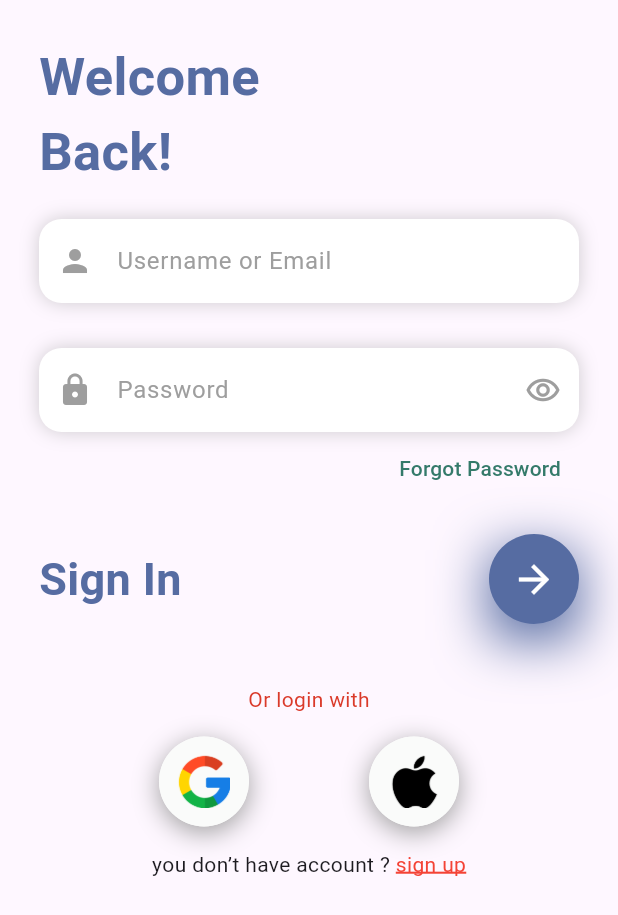
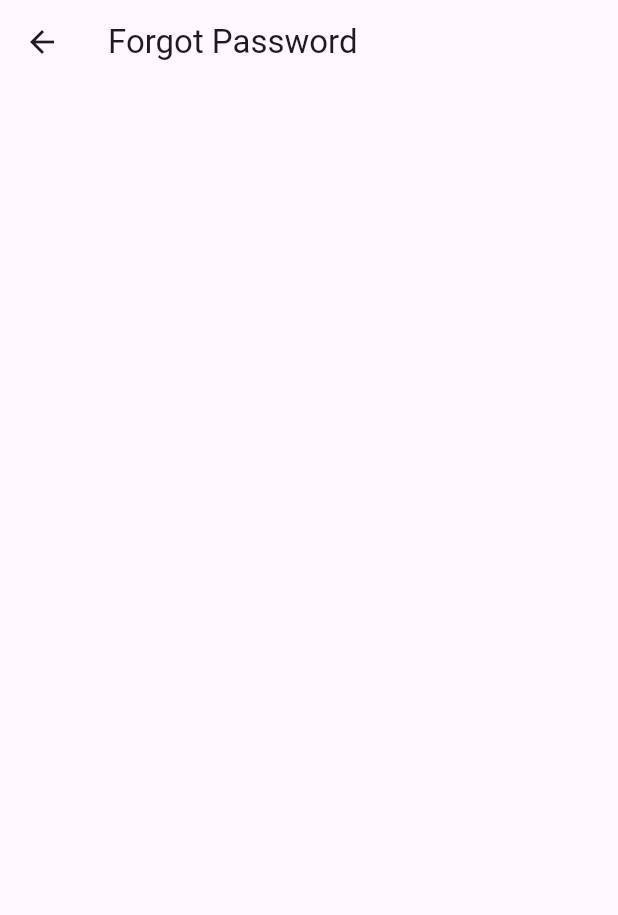
Before and after one commit to Marwanhoo/dr_pharma, a Flutter app: the LoginScreen screen opened directly, after a tap on "Forgot Password", on a phone screen of 412 x 824 dp. Shown: the top 915 px of the screen. Run offline on Flutter 3.47's test engine with Material 3 defaults, Android fonts, the phone set to English and light mode, and no system bars; our stand-ins replace dotted_border, dotted_line, smooth_page_indicator; missing offline and left inert: dash_flags.

Commit message:
edit navigator, add forgot password screen, add obsecure text

```diff
--- /dev/null
+++ b/lib/features/forgot_password/forgot_password_screen.dart
@@ -0,0 +1,14 @@
+import 'package:flutter/material.dart';
+
+class ForgotPasswordScreen extends StatelessWidget {
+  const ForgotPasswordScreen({super.key});
+
+  @override
+  Widget build(BuildContext context) {
+    return Scaffold(
+      appBar: AppBar(
+        title: const Text("Forgot Password"),
+      ),
+    );
+  }
+}
--- a/lib/features/login/login_screen.dart
+++ b/lib/features/login/login_screen.dart
@@ -1,4 +1,6 @@
 import 'package:flutter/material.dart';
+import 'package:flutter_drpharma_2/features/forgot_password/forgot_password_screen.dart';
+import 'package:flutter_drpharma_2/features/signup/signup_screen.dart';
 import 'package:flutter_drpharma_2/widgets/CustomRow.dart';
 import 'package:flutter_drpharma_2/widgets/CustomTextFormField.dart';
 
@@ -38,11 +40,14 @@ class LoginScreen extends StatelessWidget {
                 prefixIcon: Icons.lock,
                 hintText: "Password",
                 suffixIcon: Icons.remove_red_eye_outlined,
+                obscureText: true,
               ),
               Align(
                 alignment: Alignment.centerRight,
                 child: TextButton(
-                  onPressed: () {},
+                  onPressed: () {
+                    Navigator.of(context).push(MaterialPageRoute(builder: (_)=> const ForgotPasswordScreen()));
+                  },
                   child: const Text(
                     "Forgot Password",
                     style: TextStyle(
@@ -56,7 +61,9 @@ class LoginScreen extends StatelessWidget {
               ),
               CustomRow(
                 text: "Sign In",
-                onPressed: () {},
+                onPressed: () {
+
+                },
               ),
               const SizedBox(
                 height: 40,
@@ -134,11 +141,11 @@ class LoginScreen extends StatelessWidget {
                   InkWell(
                     borderRadius: BorderRadius.circular(2),
                     onTap: () {
-                      // Navigator.of(context).push(
-                      //   MaterialPageRoute(
-                      //     builder: (_) => const SignUpScreen(),
-                      //   ),
-                      // );
+                      Navigator.of(context).push(
+                        MaterialPageRoute(
+                          builder: (_) => const SignUpScreen(),
+                        ),
+                      );
                     },
                     child: const Text(
                       "sign up",
--- a/lib/features/signup/signup_screen.dart
+++ b/lib/features/signup/signup_screen.dart
@@ -1,5 +1,6 @@
 import 'package:flutter/material.dart';
 import 'package:dash_flags/dash_flags.dart';
+import 'package:flutter_drpharma_2/features/signup/create_account_screen.dart';
 import 'package:flutter_drpharma_2/widgets/CustomRow.dart';
 import 'package:flutter_drpharma_2/widgets/CustomTextFormField.dart';
 class SignUpScreen extends StatelessWidget {
@@ -56,6 +57,7 @@ class SignUpScreen extends StatelessWidget {
                 prefixIcon: Icons.lock,
                 hintText: "Password",
                 suffixIcon: Icons.remove_red_eye_outlined,
+                obscureText: true,
               ),
               const SizedBox(
                 height: 15,
@@ -64,6 +66,7 @@ class SignUpScreen extends StatelessWidget {
                 prefixIcon: Icons.lock,
                 hintText: "Confirm Password",
                 suffixIcon: Icons.remove_red_eye_outlined,
+                obscureText: true,
               ),
               const SizedBox(
                 height: 15,
@@ -192,7 +195,7 @@ void showBusinessSpecialization(BuildContext context) {
             CustomRow(
               text: "Continue",
               onPressed: () {
-                //Navigator.of(context).push(MaterialPageRoute(builder: (_)=> const CreateAccountScreen()));
+                Navigator.of(context).push(MaterialPageRoute(builder: (_)=> const CreateAccountScreen()));
               },
             ),
           ],
--- a/lib/main.dart
+++ b/lib/main.dart
@@ -8,16 +8,15 @@ void main() {
 class MyApp extends StatelessWidget {
   const MyApp({super.key});
 
-  // This widget is the root of your application.
   @override
   Widget build(BuildContext context) {
     return MaterialApp(
+      debugShowCheckedModeBanner: false,
       title: 'Dr pharma',
       theme: ThemeData(
-        colorScheme: ColorScheme.fromSeed(seedColor: Colors.deepPurple),
         useMaterial3: true,
       ),
-      home: OnBoardingScreen(),
+      home: const OnBoardingScreen(),
     );
   }
 }
--- a/lib/widgets/CustomTextFormField.dart
+++ b/lib/widgets/CustomTextFormField.dart
@@ -9,6 +9,7 @@ class CustomTextFormField extends StatelessWidget {
     this.enabled = true,
     this.showCursor = true,
     this.readOnly = false,
+    this.obscureText = false,
   });
 
   final IconData prefixIcon;
@@ -18,6 +19,7 @@ class CustomTextFormField extends StatelessWidget {
   final bool enabled;
   final bool showCursor;
   final bool readOnly;
+  final bool obscureText;
 
 
   @override
@@ -34,6 +36,7 @@ class CustomTextFormField extends StatelessWidget {
         ],
       ),
       child: TextFormField(
+        obscureText: obscureText,
         decoration: InputDecoration(
           prefixIcon: Icon(
             prefixIcon,
```
Also changed, not shown: lib/features/on_boarding/onboarding_screen.dart (+13 -4 lines).
